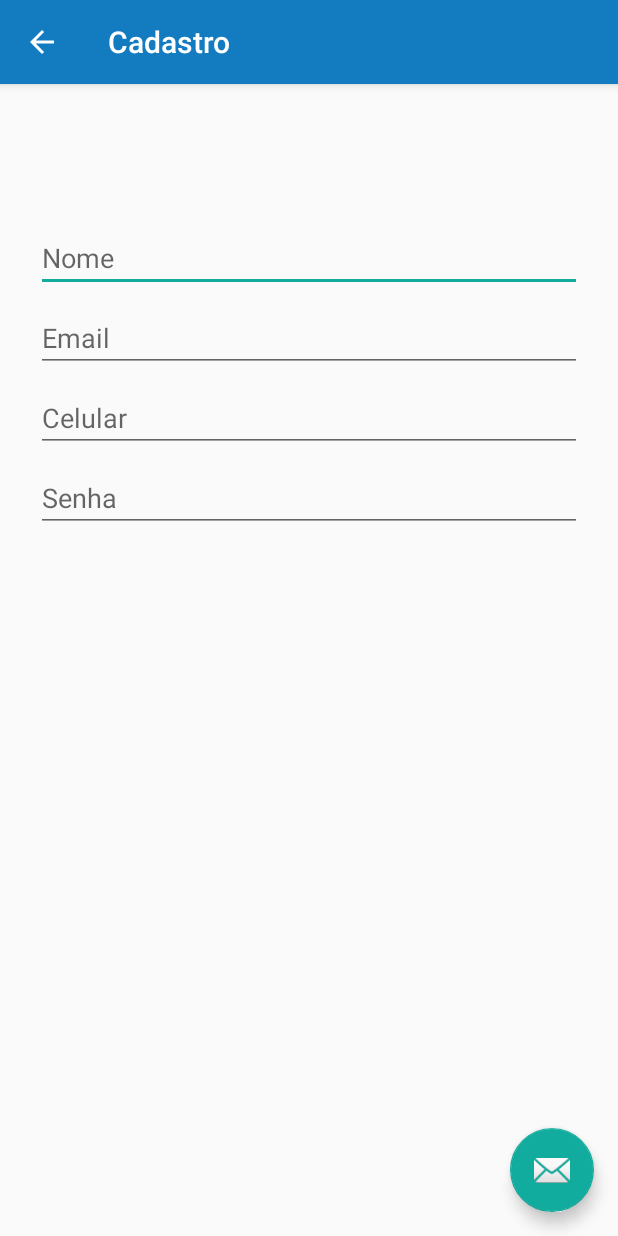
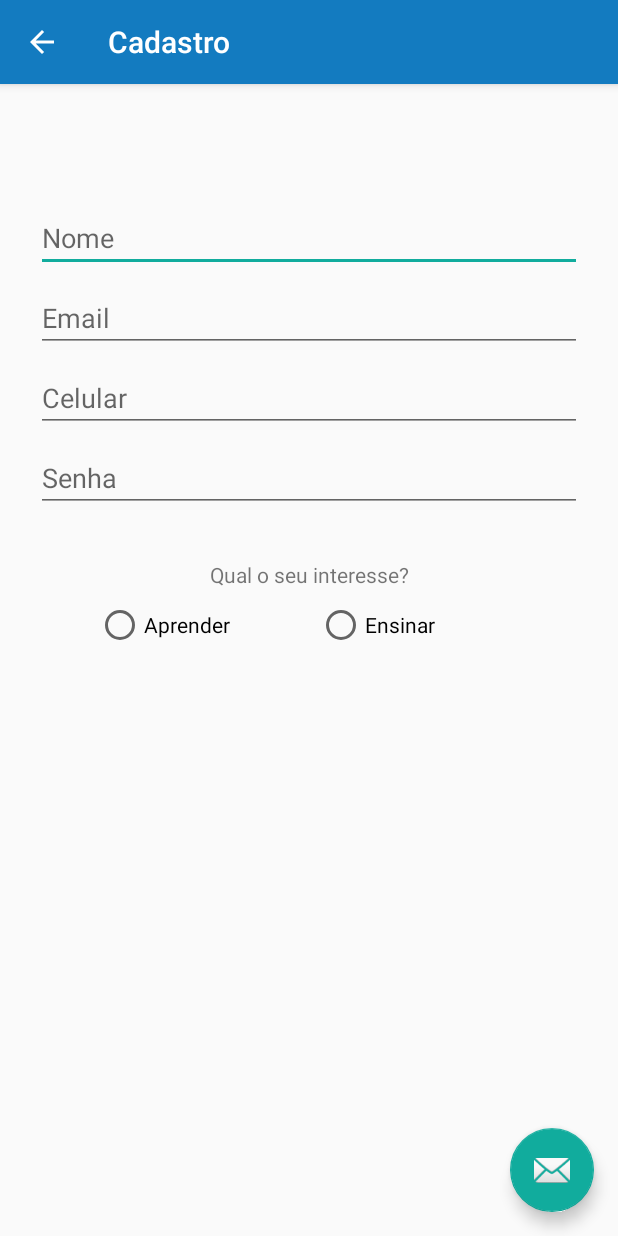
Before and after one commit to dheymia/Ensineme, an Android app: the screen it shows after launch (CadastroActivity), after a tap on "Não possui cadastro? Cadastre-se", on a phone screen of 412 x 824 dp. Run offline under Robolectric (Android 15) with nearby library versions, the phone set to English and light mode, and no system bars; our stand-ins replace Firebase (no records; nobody signed in at launch, a user with empty details on screens opened directly); 1 other tap on this screen came first.

Commit message:
Ajustes na tela de cadastro

```diff
--- a/app/src/main/res/layout/content_cadastro.xml
+++ b/app/src/main/res/layout/content_cadastro.xml
@@ -27,7 +27,7 @@
         android:layout_width="0dp"
         android:layout_height="wrap_content"
         android:layout_marginStart="24dp"
-        android:layout_marginTop="93dp"
+        android:layout_marginTop="80dp"
 
         android:layout_marginEnd="24dp"
         android:hint="@string/prompt_nome"
@@ -85,4 +85,51 @@
         app:layout_constraintStart_toStartOf="parent"
         app:layout_constraintTop_toBottomOf="@+id/txtCelular" />
 
+    <TextView
+        android:id="@+id/txtInteresse"
+        android:layout_width="wrap_content"
+        android:layout_height="wrap_content"
+        android:layout_marginStart="24dp"
+
+        android:layout_marginTop="32dp"
+        android:layout_marginEnd="24dp"
+        android:text="Qual o seu interesse?"
+        app:layout_constraintEnd_toEndOf="parent"
+        app:layout_constraintStart_toStartOf="parent"
+        app:layout_constraintTop_toBottomOf="@+id/txtSenha"/>
+
+    <RadioGroup
+        android:id="@+id/radioGroup"
+        android:layout_width="0dp"
+        android:layout_height="wrap_content"
+
+        android:layout_marginStart="64dp"
+        android:layout_marginTop="8dp"
+        android:layout_marginEnd="64dp"
+        app:layout_constraintEnd_toEndOf="parent"
+        app:layout_constraintStart_toStartOf="parent"
+        app:layout_constraintTop_toBottomOf="@+id/txtInteresse">
+
+        <LinearLayout
+            android:layout_width="match_parent"
+            android:layout_height="match_parent"
+            android:layout_weight="1"
+            android:orientation="horizontal">
+
+            <RadioButton
+                android:id="@+id/radioButton"
+                android:layout_width="wrap_content"
+                android:layout_height="wrap_content"
+                android:layout_weight="1"
+                android:text="Aprender" />
+
+            <RadioButton
+                android:id="@+id/radioButton2"
+                android:layout_width="wrap_content"
+                android:layout_height="wrap_content"
+                android:layout_weight="1"
+                android:text="Ensinar" />
+        </LinearLayout>
+    </RadioGroup>
+
 </androidx.constraintlayout.widget.ConstraintLayout>
```
